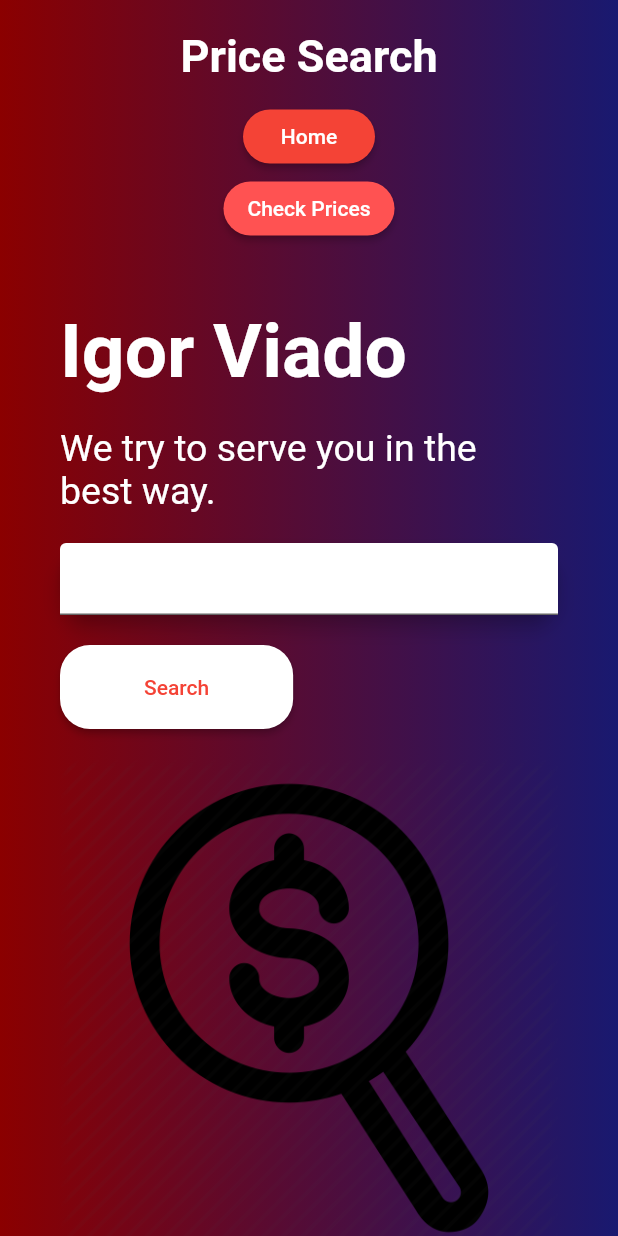
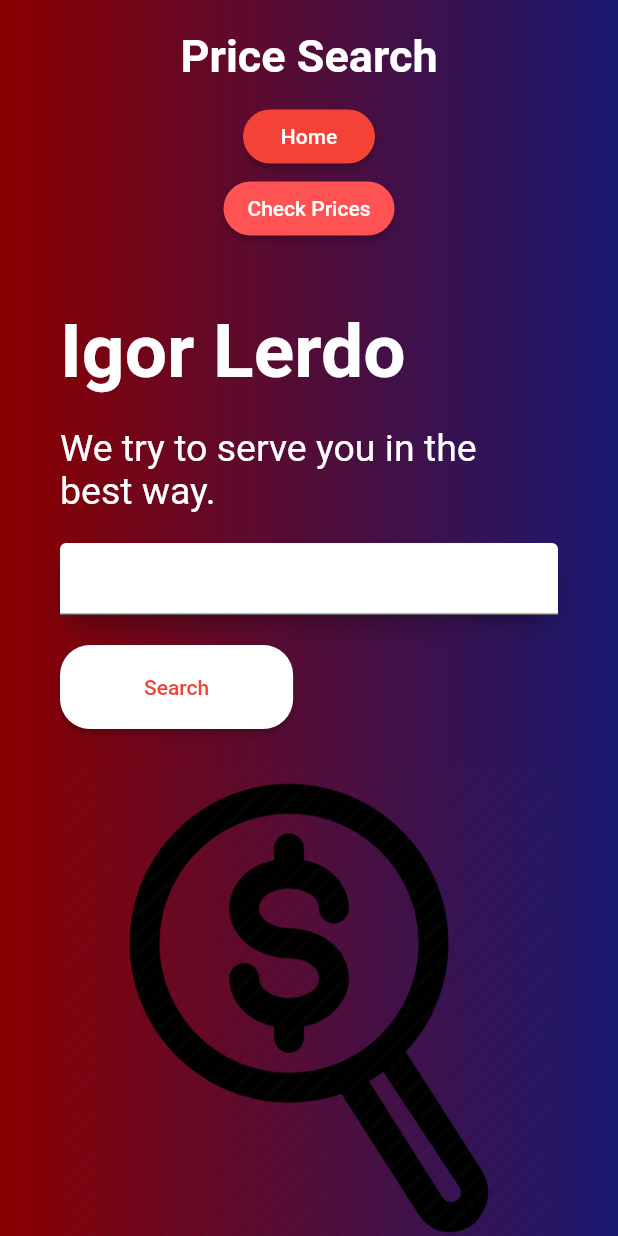
Before and after one commit to price-search/frontend-flutter, a Flutter app: the screen it shows after launch, on a phone screen of 412 x 824 dp. Run offline on Flutter 3.47's test engine with Material 2 defaults, Android fonts, the phone set to English and light mode, and no system bars.

Commit message:
fix(homepage): fix home page name

```diff
--- a/lib/bars/home_page_midle_bar.dart
+++ b/lib/bars/home_page_midle_bar.dart
@@ -8,7 +8,7 @@ class HomePageMidleBar extends StatelessWidget {
         child: Column(
             crossAxisAlignment: CrossAxisAlignment.start,
             children: <Widget>[
-              Text('Igor Viado',
+              Text('Igor Lerdo',
                   style: TextStyle(
                     fontWeight: FontWeight.bold,
                     fontSize: 50.0,
```
